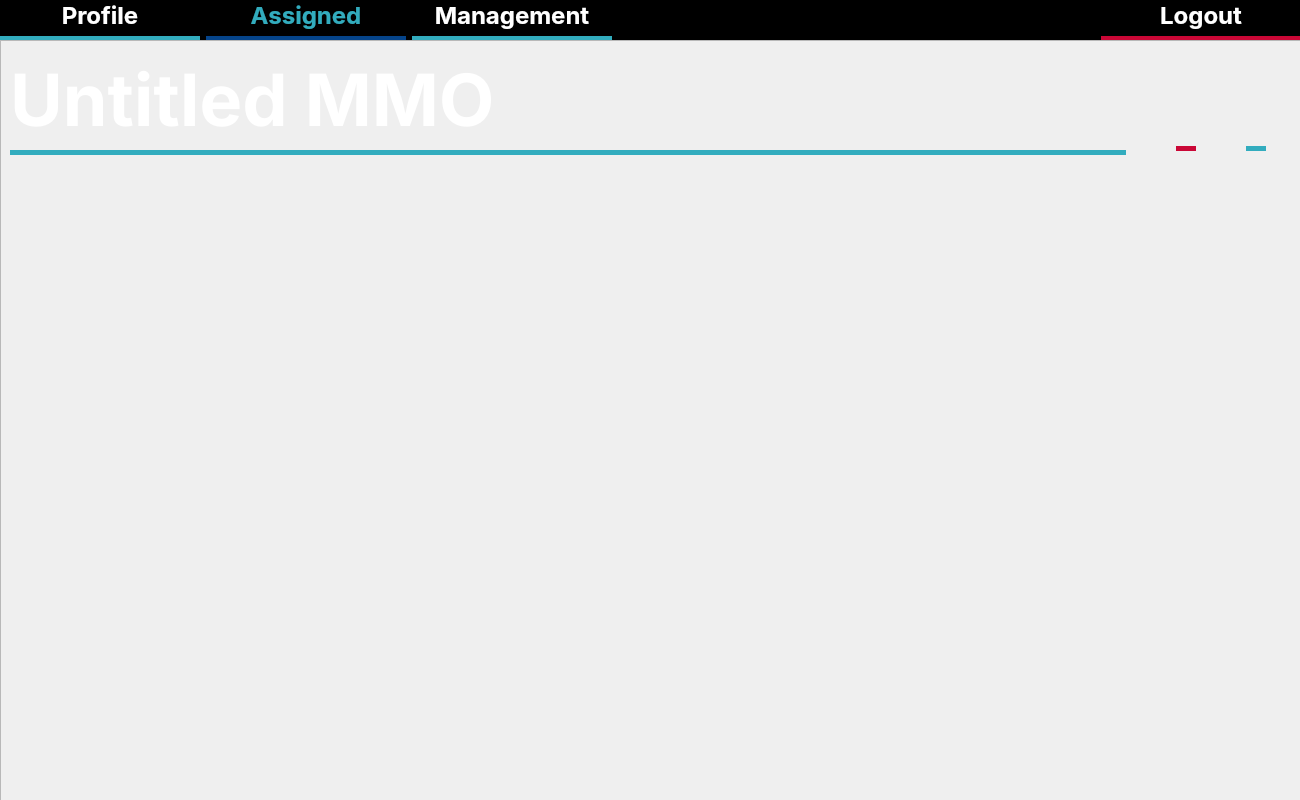
First picture: the form in ticket-software/project.ui, repository whitehatcat-JE/software-tracker, before the edit.
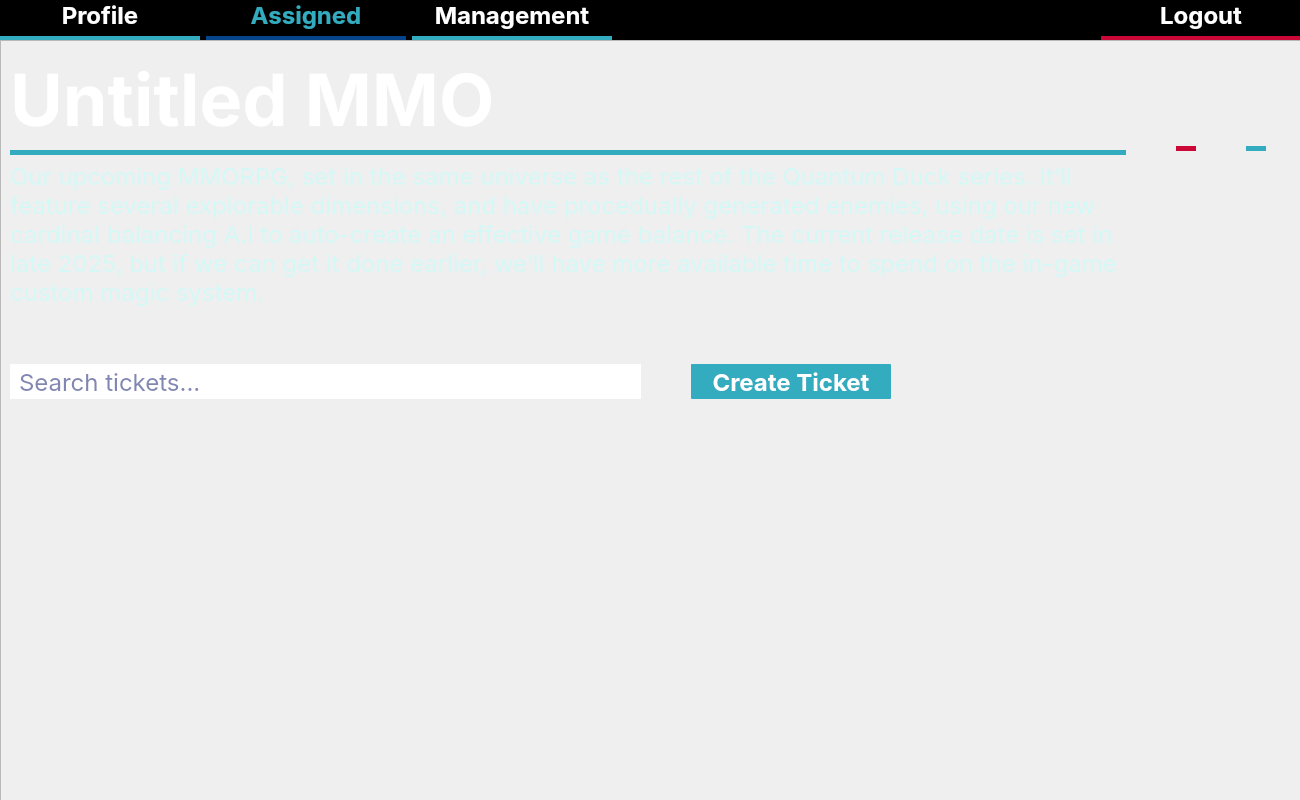
Second picture: the form after the edit. Icons and pictures are not drawn.

Commit message: Completed non-editable project page

What changed in the file:
```diff
--- a/ticket-software/project.ui
+++ b/ticket-software/project.ui
@@ -576,23 +576,254 @@
         </layout>
        </item>
        <item>
-        <spacer name="verticalSpacer">
+        <layout class="QHBoxLayout" name="horizontalLayout_5">
+         <item>
+          <widget class="QLabel" name="details">
+           <property name="enabled">
+            <bool>true</bool>
+           </property>
+           <property name="sizePolicy">
+            <sizepolicy hsizetype="Preferred" vsizetype="Preferred">
+             <horstretch>0</horstretch>
+             <verstretch>0</verstretch>
+            </sizepolicy>
+           </property>
+           <property name="styleSheet">
+            <string notr="true">font-size: 24px;font-family: Inter;color: #D4F8F6; font-weight:lighter;</string>
+           </property>
+           <property name="text">
+            <string>Our upcoming MMORPG, set in the same universe as the rest of the Quantum Duck series. It’ll feature several explorable dimensions, and have procedually generated enemies, using our new cardinal balancing A.I to auto-create an effective game balance. The current release date is set in late 2025, but if we can get it done earlier, we’ll have more available time to spend on the in-game custom magic system.</string>
+           </property>
+           <property name="wordWrap">
+            <bool>true</bool>
+           </property>
+          </widget>
+         </item>
+         <item>
+          <spacer name="horizontalSpacer_3">
+           <property name="orientation">
+            <enum>Qt::Horizontal</enum>
+           </property>
+           <property name="sizeType">
+            <enum>QSizePolicy::Maximum</enum>
+           </property>
+           <property name="sizeHint" stdset="0">
+            <size>
+             <width>225</width>
+             <height>20</height>
+            </size>
+           </property>
+          </spacer>
+         </item>
+        </layout>
+       </item>
+      </layout>
+     </item>
+     <item>
+      <layout class="QHBoxLayout" name="horizontalLayout_6">
+       <item>
+        <widget class="QLabel" name="label_5">
+         <property name="sizePolicy">
+          <sizepolicy hsizetype="Preferred" vsizetype="Preferred">
+           <horstretch>0</horstretch>
+           <verstretch>0</verstretch>
+          </sizepolicy>
+         </property>
+         <property name="maximumSize">
+          <size>
+           <width>35</width>
+           <height>35</height>
+          </size>
+         </property>
+         <property name="text">
+          <string/>
+         </property>
+         <property name="pixmap">
+          <pixmap resource="Images.qrc">:/Image/Images/editIcon.png</pixmap>
+         </property>
+         <property name="scaledContents">
+          <bool>true</bool>
+         </property>
+         <property name="margin">
+          <number>5</number>
+         </property>
+        </widget>
+       </item>
+       <item>
+        <spacer name="horizontalSpacer_4">
          <property name="orientation">
-          <enum>Qt::Vertical</enum>
+          <enum>Qt::Horizontal</enum>
          </property>
+         <property name="sizeHint" stdset="0">
+          <size>
+           <width>40</width>
+           <height>20</height>
+          </size>
+         </property>
+        </spacer>
+       </item>
+      </layout>
+     </item>
+     <item>
+      <spacer name="verticalSpacer_4">
+       <property name="orientation">
+        <enum>Qt::Vertical</enum>
+       </property>
+       <property name="sizeType">
+        <enum>QSizePolicy::Maximum</enum>
+       </property>
+       <property name="sizeHint" stdset="0">
+        <size>
+         <width>20</width>
+         <height>25</height>
+        </size>
+       </property>
+      </spacer>
+     </item>
+     <item>
+      <layout class="QHBoxLayout" name="horizontalLayout_7">
+       <property name="spacing">
+        <number>0</number>
+       </property>
+       <item>
+        <widget class="QLabel" name="label_6">
+         <property name="sizePolicy">
+          <sizepolicy hsizetype="Preferred" vsizetype="Preferred">
+           <horstretch>0</horstretch>
+           <verstretch>0</verstretch>
+          </sizepolicy>
+         </property>
+         <property name="maximumSize">
+          <size>
+           <width>35</width>
+           <height>35</height>
+          </size>
+         </property>
+         <property name="styleSheet">
+          <string notr="true">background-color:white;</string>
+         </property>
+         <property name="text">
+          <string/>
+         </property>
+         <property name="pixmap">
+          <pixmap resource="Images.qrc">:/Image/Images/searchIcon.png</pixmap>
+         </property>
+         <property name="scaledContents">
+          <bool>true</bool>
+         </property>
+         <property name="margin">
+          <number>5</number>
+         </property>
+        </widget>
+       </item>
+       <item>
+        <widget class="QLineEdit" name="lineEditPassword">
+         <property name="minimumSize">
+          <size>
+           <width>0</width>
+           <height>35</height>
+          </size>
+         </property>
+         <property name="styleSheet">
+          <string notr="true">font-size: 24px;font-family: Inter;color: #040F65; font-weight:lighter; padding-right:5px; border:0px;
+</string>
+         </property>
+         <property name="inputMask">
+          <string/>
+         </property>
+         <property name="text">
+          <string/>
+         </property>
+         <property name="placeholderText">
+          <string>Search tickets...</string>
+         </property>
+         <property name="clearButtonEnabled">
+          <bool>false</bool>
+         </property>
+        </widget>
+       </item>
+       <item>
+        <spacer name="horizontalSpacer_6">
+         <property name="orientation">
+          <enum>Qt::Horizontal</enum>
+         </property>
          <property name="sizeType">
-          <enum>QSizePolicy::Expanding</enum>
+          <enum>QSizePolicy::Maximum</enum>
          </property>
          <property name="sizeHint" stdset="0">
           <size>
-           <width>20</width>
-           <height>40</height>
+           <width>50</width>
+           <height>20</height>
           </size>
          </property>
         </spacer>
        </item>
+       <item>
+        <widget class="QPushButton" name="pushButton_2">
+         <property name="minimumSize">
+          <size>
+           <width>200</width>
+           <height>35</height>
+          </size>
+         </property>
+         <property name="styleSheet">
+          <string notr="true">font-size: 24px;font-family: Inter;color: rgb(255, 255, 255); font-weight:bold; border:none; background-color:#32ACBE; border-radius:1px;</string>
+         </property>
+         <property name="text">
+          <string>Create Ticket</string>
+         </property>
+        </widget>
+       </item>
+       <item>
+        <spacer name="horizontalSpacer_5">
+         <property name="orientation">
+          <enum>Qt::Horizontal</enum>
+         </property>
+         <property name="sizeType">
+          <enum>QSizePolicy::Maximum</enum>
+         </property>
+         <property name="sizeHint" stdset="0">
+          <size>
+           <width>400</width>
+           <height>20</height>
+          </size>
+         </property>
+        </spacer>
+       </item>
       </layout>
      </item>
+     <item>
+      <spacer name="verticalSpacer_5">
+       <property name="orientation">
+        <enum>Qt::Vertical</enum>
+       </property>
+       <property name="sizeType">
+        <enum>QSizePolicy::Maximum</enum>
+       </property>
+       <property name="sizeHint" stdset="0">
+        <size>
+         <width>20</width>
+         <height>25</height>
+        </size>
+       </property>
+      </spacer>
+     </item>
+     <item>
+      <layout class="QVBoxLayout" name="ticketList"/>
+     </item>
+     <item>
+      <spacer name="verticalSpacer">
+       <property name="orientation">
+        <enum>Qt::Vertical</enum>
+       </property>
+       <property name="sizeHint" stdset="0">
+        <size>
+         <width>20</width>
+         <height>40</height>
+        </size>
+       </property>
+      </spacer>
+     </item>
     </layout>
    </widget>
   </widget>
```
Left out of the diff: 2 changed lines with no effect on the pictures. The commit also changes 8 other files.
